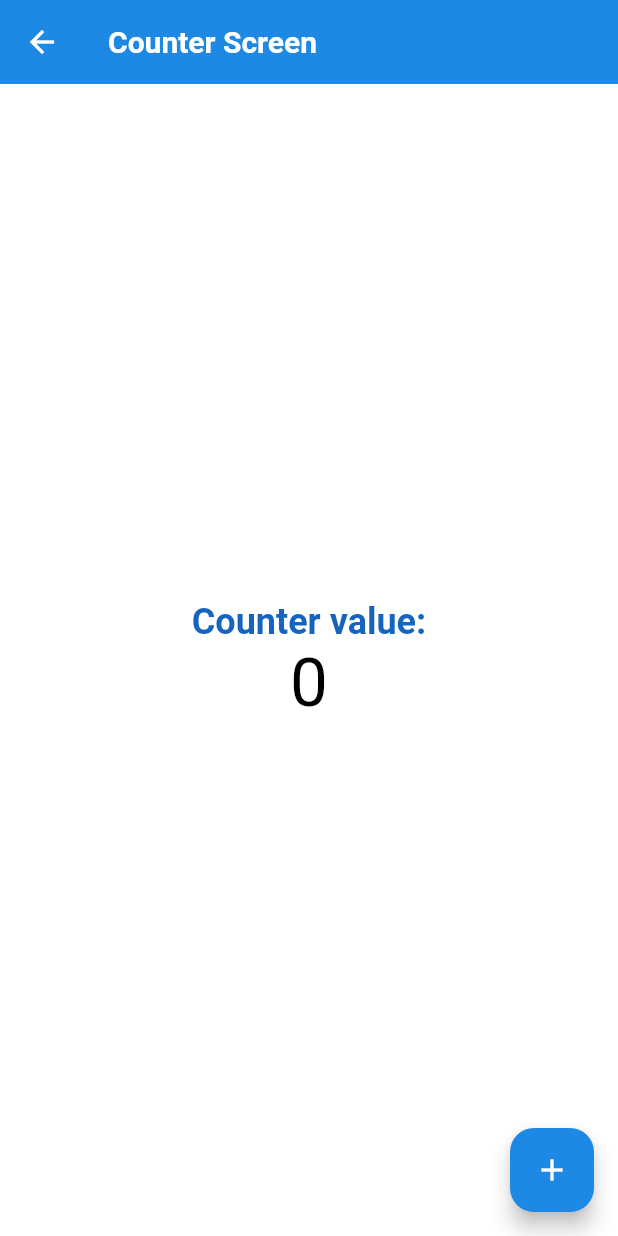
After one commit to Gavriloskii/travel_buddy_finder, a Flutter app: the CounterScreen screen opened by its route, on a phone screen of 412 x 824 dp. The commit adds this screen. Run offline on Flutter 3.47's test engine with Material 2 defaults, Android fonts, the phone set to English and light mode, and no system bars; network calls fail.

Commit message:
code optimizie

```diff
--- a/lib/main.dart
+++ b/lib/main.dart
@@ -1,6 +1,7 @@
 import 'package:flutter/material.dart';
 import 'package:provider/provider.dart';
 import 'package:travel_buddy_finder/screens/auth/login_screen.dart';
+import 'package:travel_buddy_finder/screens/counter_screen.dart';
 import 'package:travel_buddy_finder/screens/auth/signup_screen.dart';
 import 'package:travel_buddy_finder/screens/home/home_screen.dart';
 import 'package:travel_buddy_finder/theme/app_theme.dart';
@@ -21,8 +22,9 @@ class MyApp extends StatelessWidget {
       title: 'Travel Buddy Finder',
       theme: AppTheme.lightTheme,
       debugShowCheckedModeBanner: false,
-      initialRoute: '/home', // TODO: Change back to '/login' after testing
+      initialRoute: '/home', // Set to home for launch
       routes: {
+        '/counter': (context) => const CounterScreen(),
         '/login': (context) => const LoginScreen(),
         '/signup': (context) => const SignupScreen(),
         '/home': (context) => const HomeScreen(),
--- a/lib/models/message.dart
+++ b/lib/models/message.dart
@@ -1,4 +1,5 @@
 import 'package:travel_buddy_finder/models/user_profile.dart';
+import 'package:travel_buddy_finder/utils/message_utils.dart';
 
 class Message {
   final String id;
--- /dev/null
+++ b/lib/screens/counter_screen.dart
@@ -0,0 +1,47 @@
+import 'package:flutter/material.dart';
+
+class CounterScreen extends StatefulWidget {
+  const CounterScreen({Key? key}) : super(key: key);
+
+  @override
+  _CounterScreenState createState() => _CounterScreenState();
+}
+
+class _CounterScreenState extends State<CounterScreen> {
+  int _counter = 0;
+
+  void _incrementCounter() {
+    setState(() {
+      _counter++;
+    });
+  }
+
+  @override
+  Widget build(BuildContext context) {
+    return Scaffold(
+      appBar: AppBar(
+        title: const Text('Counter Screen'),
+      ),
+      body: Center(
+        child: Column(
+          mainAxisAlignment: MainAxisAlignment.center,
+          children: <Widget>[
+            Text(
+              'Counter value:',
+              style: Theme.of(context).textTheme.headline4,
+            ),
+            Text(
+              '$_counter',
+              style: Theme.of(context).textTheme.headline2,
+            ),
+          ],
+        ),
+      ),
+      floatingActionButton: FloatingActionButton(
+        onPressed: _incrementCounter,
+        tooltip: 'Increment',
+        child: const Icon(Icons.add),
+      ),
+    );
+  }
+}
--- a/lib/widgets/badge.dart
+++ b/lib/widgets/badge.dart
@@ -1,6 +1,7 @@
 import 'package:flutter/material.dart';
 
-class CustomBadge extends StatelessWidget {
+  /// A widget that displays a badge with a count on top of a child widget.
+  class CustomBadge extends StatelessWidget {
   final int? count;
   final Widget child;
 
--- a/lib/widgets/overlay_indicator.dart
+++ b/lib/widgets/overlay_indicator.dart
@@ -1,6 +1,7 @@
 import 'package:flutter/material.dart';
 
-class OverlayIndicator extends StatelessWidget {
+  /// A widget that displays an overlay indicator with an icon.
+  class OverlayIndicator extends StatelessWidget {
   final bool isVisible;
   final IconData icon;
   final Color color;
--- a/lib/widgets/sidebar_menu.dart
+++ b/lib/widgets/sidebar_menu.dart
@@ -4,7 +4,8 @@ import 'package:travel_buddy_finder/theme/app_theme.dart';
 import 'package:travel_buddy_finder/widgets/badge.dart'; // Import CustomBadge
 import 'package:travel_buddy_finder/providers/message_provider.dart';
 
-class SidebarMenu extends StatelessWidget {
+  /// A widget that displays a sidebar menu for navigation.
+  class SidebarMenu extends StatelessWidget {
   final int selectedIndex;
   final Function(int) onItemSelected;
 
```
Also changed, not shown: lib/models/user_profile.dart (+3 -47 lines), lib/screens/home/home_screen.dart (+4 -6 lines), lib/utils/message_utils.dart (added, +20 -0 lines), lib/utils/profile_utils.dart (added, +56 -0 lines), 1 other file.
